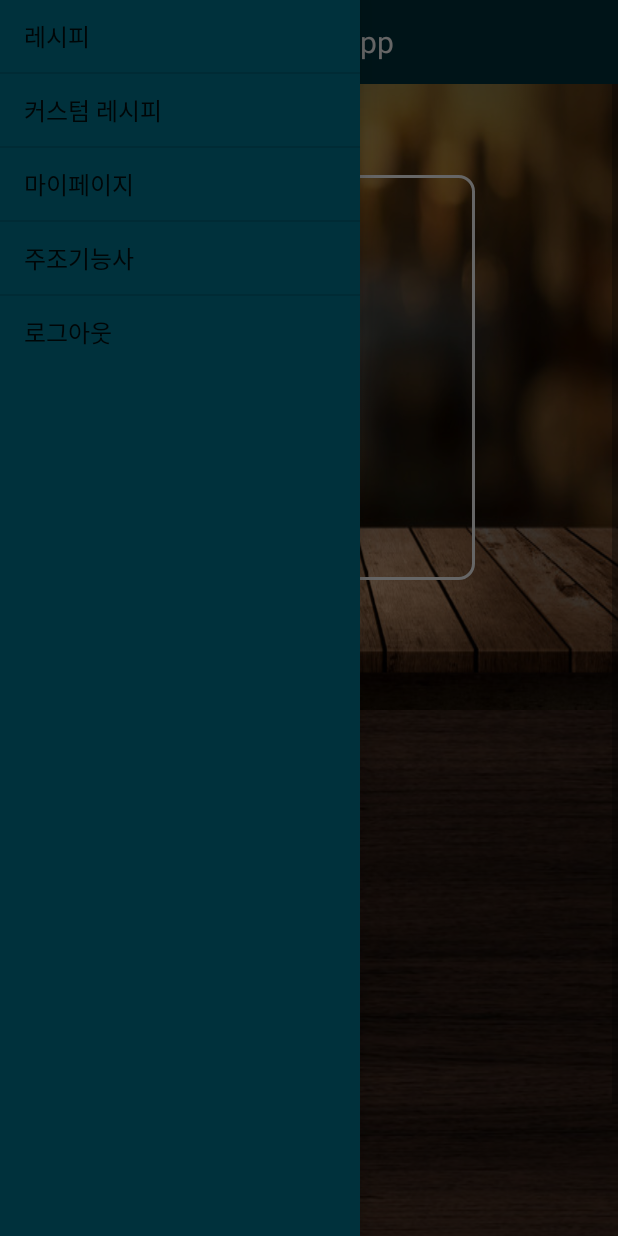
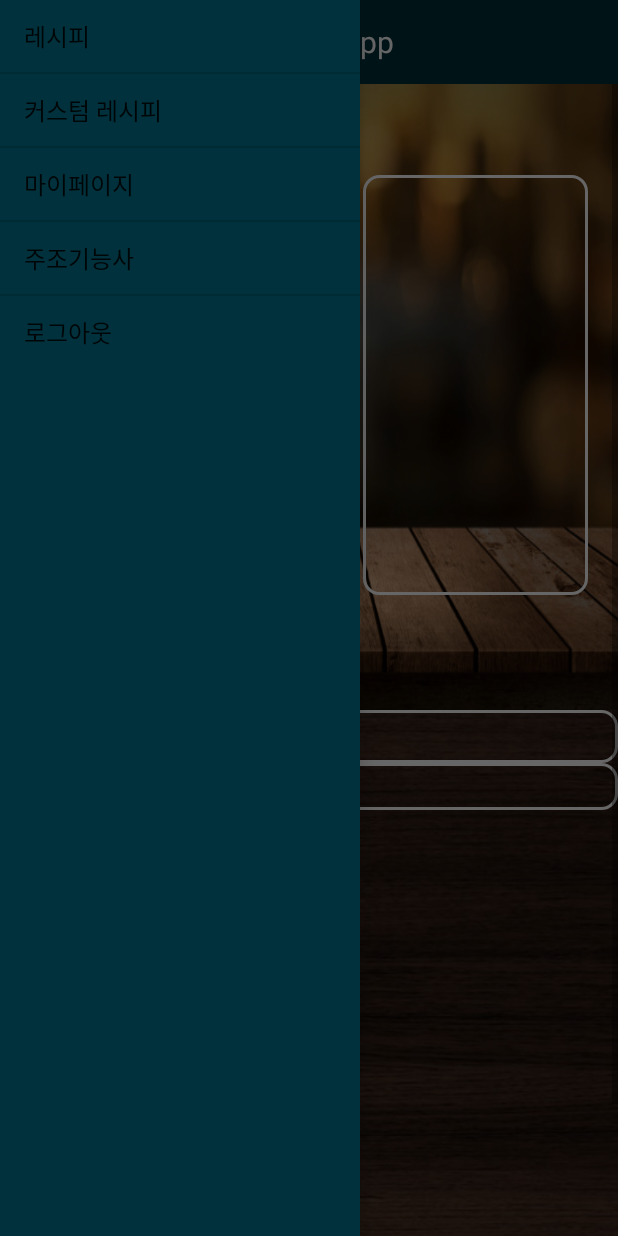
Before and after one commit to KangukLee-97/3G_Mobile_TP, an Android app: the CustomRecipeActivity screen opened directly, with no data from a screen before it, with the side drawer open, on a phone screen of 412 x 824 dp. Run offline under Robolectric (Android 15) with nearby library versions, the phone set to English and light mode, and no system bars; our stand-ins replace Firebase (no records; nobody signed in at launch, a user with empty details on screens opened directly).

Commit message:
Search Sort Design

```diff
--- a/app/src/main/res/layout/activity_customrecipe.xml
+++ b/app/src/main/res/layout/activity_customrecipe.xml
@@ -50,7 +50,7 @@
                             android:layout_marginBottom="15dp"
                             android:paddingLeft="8dp"
                             android:textColor="@color/white"
-                            android:textSize="15dp"
+                            android:textSize="18dp"
                             android:layout_height="wrap_content"/>
 
                         <TextView
@@ -59,7 +59,7 @@
                             android:layout_marginBottom="15dp"
                             android:paddingLeft="8dp"
                             android:textColor="@color/white"
-                            android:textSize="15dp"
+                            android:textSize="18dp"
                             android:layout_height="wrap_content"/>
 
                         <TextView
@@ -69,7 +69,7 @@
                             android:layout_marginBottom="15dp"
                             android:paddingLeft="8dp"
                             android:textColor="@color/white"
-                            android:textSize="15dp"/>
+                            android:textSize="18dp"/>
 
                         <TextView
                             android:id="@+id/glassget"
@@ -78,7 +78,7 @@
                             android:layout_marginBottom="15dp"
                             android:paddingLeft="8dp"
                             android:textColor="@color/white"
-                            android:textSize="15dp"/>
+                            android:textSize="18dp"/>
 
                         <TextView
                             android:id="@+id/colorget"
@@ -87,7 +87,7 @@
                             android:layout_marginBottom="15dp"
                             android:paddingLeft="8dp"
                             android:textColor="@color/white"
-                            android:textSize="15dp"/>
+                            android:textSize="18dp"/>
 
                         <TextView
                             android:id="@+id/garnishget"
@@ -96,7 +96,7 @@
                             android:layout_marginBottom="15dp"
                             android:paddingLeft="8dp"
                             android:textColor="@color/white"
-                            android:textSize="15dp"/>
+                            android:textSize="18dp"/>
 
                         <TextView
                             android:id="@+id/Mainget"
@@ -105,18 +105,22 @@
                             android:layout_marginBottom="15dp"
                             android:paddingLeft="8dp"
                             android:textColor="@color/white"
-                            android:textSize="15dp"/>
+                            android:textSize="18dp"/>
                     </LinearLayout>
 
+                    <View
+                        android:layout_width="0dp"
+                        android:layout_height="0dp"
+                        android:layout_weight="1" />
 
                     <ImageView
                         android:background="@drawable/cocktailimage"
                         android:id="@+id/imageget"
-                        android:layout_width="170dp"
-                        android:layout_height="270dp"
-                        android:layout_gravity="bottom"
+                        android:layout_width="150dp"
+                        android:layout_height="280dp"
+                        android:layout_gravity="right"
                         android:padding="2dp"
-                        android:layout_marginLeft="10dp"/>
+                        android:layout_marginRight="20dp"/>
 
                 </LinearLayout>
 
@@ -136,7 +140,9 @@
                     android:paddingBottom="10dp"
                     android:paddingLeft="8dp"
                     android:textColor="@color/white"
-                    android:textSize="15dp"/>
+                    android:textSize="15dp"
+                    android:paddingTop="2dp"
+                    android:background="@drawable/cocktailimage"/>
 
                 <TextView
                     android:id="@+id/ingredient"
@@ -146,7 +152,8 @@
                     android:paddingBottom="10dp"
                     android:paddingLeft="8dp"
                     android:textColor="@color/white"
-                    android:textSize="15dp"/>
+                    android:textSize="15dp"
+                    android:background="@drawable/cocktailimage"/>
 
                 <TextView
                     android:id="@+id/linkget"
```
Also changed, not shown: app/src/main/java/com/example/cocktail/Fragment/CustomFragment.java (+40 -5 lines), app/src/main/res/layout/fragment_custom.xml (+1 -8 lines).
